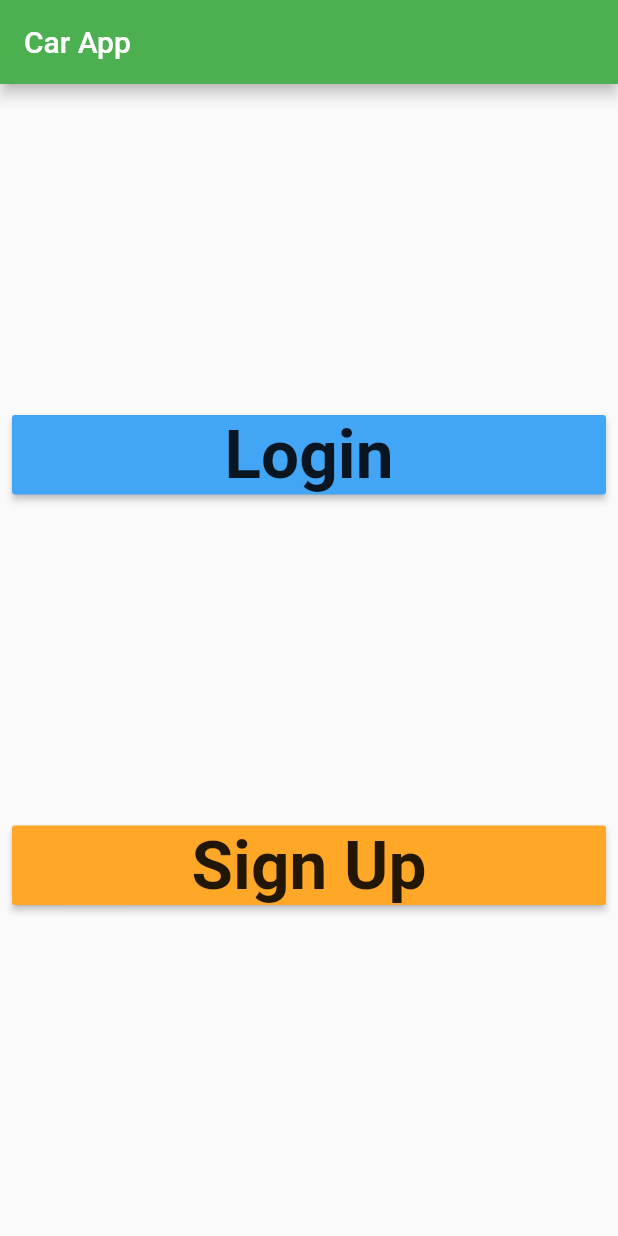
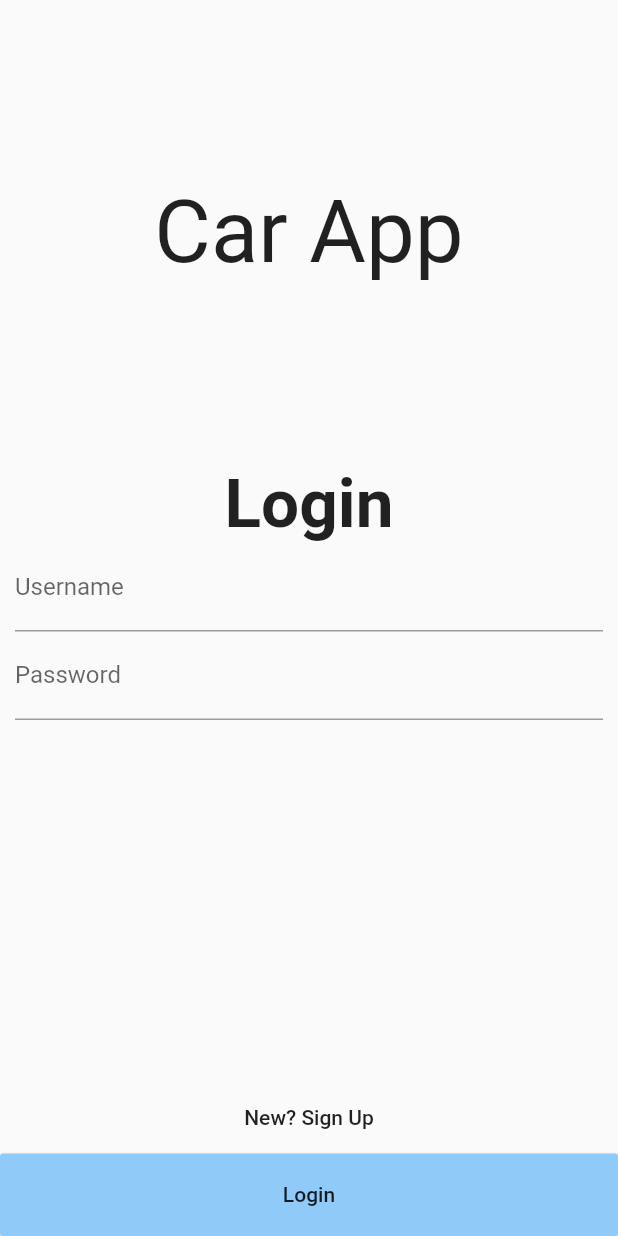
Before and after one commit to Stallion8472/Flutter_Car_Information, a Flutter app: the screen it shows after launch, on a phone screen of 412 x 824 dp. Run offline on Flutter 3.47's test engine with Material 2 defaults, Android fonts, the phone set to English and light mode, and no system bars; our stand-ins replace cloud_firestore, firebase_auth, font_awesome_flutter, rxdart; accounts and stored records are empty.

Commit message:
Improve login page

```diff
--- a/lib/pages/LoginScreen.dart
+++ b/lib/pages/LoginScreen.dart
@@ -13,153 +13,149 @@ class _LoginScreenState extends State<LoginScreen> {
   final passwordTextController = TextEditingController();
   final passwordConfirmTextController = TextEditingController();
 
-  var isLoginConentVisbile = false;
-  var isSignUpContentVisible = false;
-  var isLoginButtonVisible = true;
-  var isSignUpButtonVisible = true;
+  var isLogin = true;
 
   @override
   Widget build(BuildContext context) {
     return Scaffold(
-      appBar: AppBar(title: Text("Car App")),
-      body: Center(
-        child: Form(
+      body: Form(
         child: Column(
           children: <Widget>[
             Spacer(
               flex: 1,
             ),
-              Visibility(
-                visible: isLoginButtonVisible,
-                child: Column(
+            Text(
+              "Car App",
+              style: TextStyle(fontSize: 58),
+            ),
+            Spacer(
+              flex: 1,
+            ),
+            _loginWidget(),
+            Spacer(
+              flex: 2,
+            ),
+            _changeLoginSignUpStateButton(),
+            Container(
+              width: MediaQuery.of(context).size.width,
+              height: MediaQuery.of(context).size.height / 15,
+              child: SizedBox.expand(
+                child: _loginSignUpButton(),
+              ),
+            ),
+          ],
+        ),
+      ),
+    );
+  }
+
+  Widget _changeLoginSignUpStateButton() {
+    if (isLogin) {
+      return MaterialButton(
+          child: Text("New? Sign Up"),
+          onPressed: () => setState(() {
+                isLogin = !isLogin;
+              }));
+    } else {
+      return MaterialButton(
+          child: Text("Returning User? Log in"),
+          onPressed: () => setState(() {
+                isLogin = !isLogin;
+              }));
+    }
+  }
+
+  Widget _loginSignUpButton() {
+    if (isLogin) {
+      return RaisedButton(
+          child: Text("Login"),
+          color: Colors.blue[200],
+          onPressed: () {
+            signIn(context);
+          });
+    } else {
+      return RaisedButton(
+          child: Text("Sign Up"),
+          color: Colors.orange[200],
+          onPressed: () {
+            signUp(context);
+          });
+    }
+  }
+
+  Widget _loginWidget() {
+    if (isLogin) {
+      return Column(
         children: <Widget>[
           Padding(
             padding: const EdgeInsets.fromLTRB(8.0, 0.0, 8.0, 0.0),
             child: SizedBox(
               width: double.infinity,
-                        child: RaisedButton(
               child: Text("Login",
-                              style: TextStyle(
-                                  fontSize: 45, fontWeight: FontWeight.bold)),
-                          color: Colors.blue[400],
-                          onPressed: () {
-                            setState(() {
-                              isLoginConentVisbile = !isLoginConentVisbile;
-                              isSignUpButtonVisible = !isSignUpButtonVisible;
-                            });
-                          },
+                  textAlign: TextAlign.center,
+                  style: TextStyle(fontSize: 45, fontWeight: FontWeight.bold)),
             ),
           ),
-                    ),
-                    Visibility(
-                      visible: isLoginConentVisbile,
-                      child: Column(
+          Column(
             children: <Widget>[
               Padding(
                 child: TextFormField(
                   controller: userNameTextController,
-                              decoration:
-                                  InputDecoration(labelText: "Username"),
+                  decoration: InputDecoration(labelText: "Username"),
                 ),
                 padding: EdgeInsets.symmetric(horizontal: 10),
               ),
               Padding(
                 child: TextFormField(
                   controller: passwordTextController,
-                              decoration:
-                                  InputDecoration(labelText: "Password"),
+                  decoration: InputDecoration(labelText: "Password"),
                 ),
                 padding: EdgeInsets.symmetric(horizontal: 10),
               ),
-                          RaisedButton(
-                            child: Text("Login"),
-                            color: Colors.blue[200],
-                            onPressed: () {
-                              signIn(context);
-                            },
+            ],
           ),
         ],
-                      ),
-                    ),
-                  ],
-                ),
-              ),
-              Visibility(
-                visible: isLoginButtonVisible && isSignUpButtonVisible,
-                child: Spacer(
-                  flex: 1,
-                ),
-              ),
-              Visibility(
-                visible: isSignUpButtonVisible,
-                child: Column(
+      );
+    } else {
+      return Column(
         children: <Widget>[
           Padding(
             padding: const EdgeInsets.fromLTRB(8.0, 0.0, 8.0, 0.0),
             child: SizedBox(
               width: double.infinity,
-                        child: RaisedButton(
               child: Text("Sign Up",
-                              style: TextStyle(
-                                  fontSize: 45, fontWeight: FontWeight.bold)),
-                          color: Colors.orange[400],
-                          onPressed: () {
-                            setState(() {
-                              isSignUpContentVisible = !isSignUpContentVisible;
-                              isLoginButtonVisible = !isLoginButtonVisible;
-                            });
-                          },
+                  textAlign: TextAlign.center,
+                  style: TextStyle(fontSize: 45, fontWeight: FontWeight.bold)),
             ),
           ),
-                    ),
-                    Visibility(
-                      visible: isSignUpContentVisible,
-                      child: Column(
+          Column(
             children: <Widget>[
               Padding(
                 child: TextFormField(
                   controller: userNameTextController,
-                              decoration:
-                                  InputDecoration(labelText: "Username"),
+                  decoration: InputDecoration(labelText: "Username"),
                 ),
                 padding: EdgeInsets.symmetric(horizontal: 10),
               ),
               Padding(
                 child: TextFormField(
                   controller: passwordTextController,
-                              decoration:
-                                  InputDecoration(labelText: "Password"),
+                  decoration: InputDecoration(labelText: "Password"),
                 ),
                 padding: EdgeInsets.symmetric(horizontal: 10),
               ),
               Padding(
                 child: TextFormField(
                   controller: passwordConfirmTextController,
-                              decoration: InputDecoration(
-                                  labelText: "Confirm Password"),
+                  decoration: InputDecoration(labelText: "Confirm Password"),
                 ),
                 padding: EdgeInsets.symmetric(horizontal: 10),
               ),
-                          RaisedButton(
-                              child: Text("Sign Up"),
-                              color: Colors.orange[200],
-                              onPressed: () {
-                                signUp(context);
-                              })
             ],
           ),
-                    ),
         ],
-                ),
-              ),
-              Spacer(
-                flex: 1,
-              ),
-            ],
-          ),
-        ),
-      ),
       );
+    }
   }
 
   signIn(BuildContext context) async {
```
Lines whose indentation alone changed are shown as unchanged.
